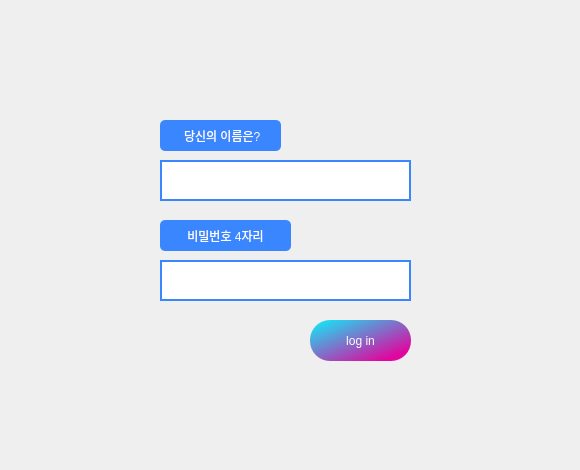
Old version of the form GUI/ui/Login.ui in the repository addinedu-ros-4th/deeplearning-repo-6.
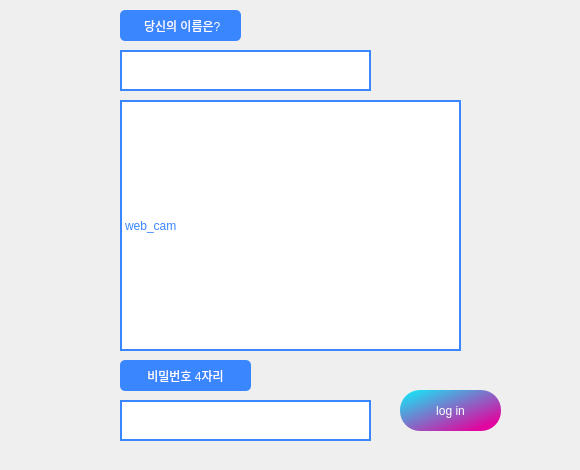
New version of the form.

```diff
--- a/GUI/ui/Login.ui
+++ b/GUI/ui/Login.ui
@@ -16,8 +16,8 @@
   <widget class="QPushButton" name="Btn_Login">
    <property name="geometry">
     <rect>
-     <x>310</x>
-     <y>320</y>
+     <x>400</x>
+     <y>390</y>
      <width>101</width>
      <height>41</height>
     </rect>
@@ -34,8 +34,8 @@
   <widget class="QTextEdit" name="Txt_Name">
    <property name="geometry">
     <rect>
-     <x>160</x>
-     <y>160</y>
+     <x>120</x>
+     <y>50</y>
      <width>251</width>
      <height>41</height>
     </rect>
@@ -50,8 +50,8 @@
   <widget class="QLabel" name="Label_Name">
    <property name="geometry">
     <rect>
-     <x>160</x>
-     <y>120</y>
+     <x>120</x>
+     <y>10</y>
      <width>121</width>
      <height>31</height>
     </rect>
@@ -73,8 +73,8 @@
   <widget class="QLabel" name="Label_Pw">
    <property name="geometry">
     <rect>
-     <x>160</x>
-     <y>220</y>
+     <x>120</x>
+     <y>360</y>
      <width>131</width>
      <height>31</height>
     </rect>
@@ -96,8 +96,8 @@
   <widget class="QLineEdit" name="Txt_Pw">
    <property name="geometry">
     <rect>
-     <x>160</x>
-     <y>260</y>
+     <x>120</x>
+     <y>400</y>
      <width>251</width>
      <height>41</height>
     </rect>
@@ -109,6 +109,26 @@
 	border: 2px solid rgb(58, 134, 255);</string>
    </property>
   </widget>
+  <widget class="QLabel" name="Cam_window">
+   <property name="geometry">
+    <rect>
+     <x>120</x>
+     <y>100</y>
+     <width>341</width>
+     <height>251</height>
+    </rect>
+   </property>
+   <property name="styleSheet">
+    <string notr="true">
+	color: rgb(58, 134, 255);
+	background-color: white;
+	border: 2px solid rgb(58, 134, 255);
+</string>
+   </property>
+   <property name="text">
+    <string>web_cam</string>
+   </property>
+  </widget>
  </widget>
  <resources/>
  <connections/>
```
